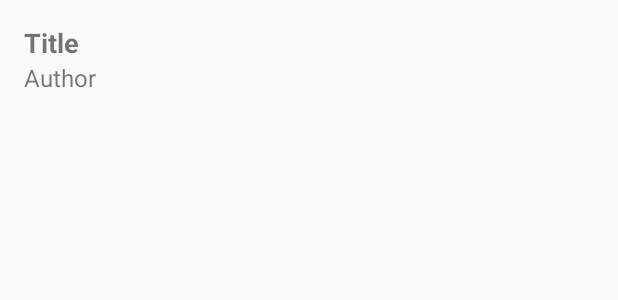
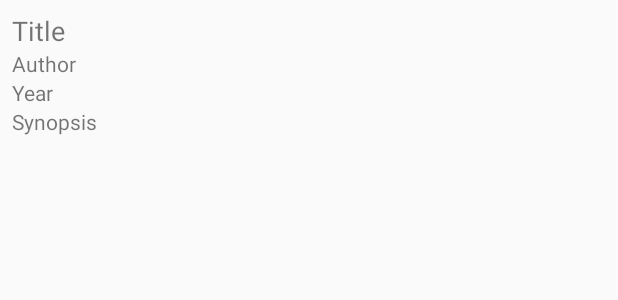
Before and after one commit to pablonso308/NovelManager, an Android app built with Jetpack Compose: the layout item_novel.xml on its own in the app's theme, with its tools: preview values and no code run, on a phone screen of 412 x 824 dp. Shown: the top 300 px of the screen. Run offline under Robolectric (Android 15) with nearby library versions, the phone set to English and light mode, and no system bars.

```diff
--- a/app/src/main/java/com/example/novelmanager/NovelAdapter.kt
+++ b/app/src/main/java/com/example/novelmanager/NovelAdapter.kt
@@ -3,6 +3,7 @@ package com.example.novelmanager
 import android.view.LayoutInflater
 import android.view.View
 import android.view.ViewGroup
+import android.widget.ImageView
 import android.widget.TextView
 import androidx.recyclerview.widget.RecyclerView
 import com.example.novelmanager.database.entidades.Novel
@@ -22,7 +23,7 @@ class NovelAdapter : RecyclerView.Adapter<NovelAdapter.NovelViewHolder>() {
     }
 
     override fun onCreateViewHolder(parent: ViewGroup, viewType: Int): NovelViewHolder {
-        val itemView = LayoutInflater.from(parent.context).inflate(R.layout.novel_item, parent, false)
+        val itemView = LayoutInflater.from(parent.context).inflate(R.layout.item_novel, parent, false)
         return NovelViewHolder(itemView)
     }
 
@@ -46,12 +47,14 @@ class NovelAdapter : RecyclerView.Adapter<NovelAdapter.NovelViewHolder>() {
         private val textViewAuthor: TextView = itemView.findViewById(R.id.textViewAuthor)
         private val textViewYear: TextView = itemView.findViewById(R.id.textViewYear)
         private val textViewSynopsis: TextView = itemView.findViewById(R.id.textViewSynopsis)
+        private val favoriteImageView: ImageView = itemView.findViewById(R.id.imageViewFavorite)
 
         fun bind(novel: Novel) {
             textViewTitle.text = novel.title
             textViewAuthor.text = novel.author
             textViewYear.text = novel.year.toString()
             textViewSynopsis.text = novel.synopsis
+            favoriteImageView.visibility = if (novel.isFavorite) View.VISIBLE else View.GONE
         }
 
         fun showDetails(show: Boolean) {
--- /dev/null
+++ b/app/src/main/res/drawable/ic_star_yellow.xml
@@ -0,0 +1,12 @@
+<?xml version="1.0" encoding="utf-8"?>
+<selector xmlns:android="http://schemas.android.com/apk/res/android">
+    <vector xmlns:android="http://schemas.android.com/apk/res/android"
+        android:width="24dp"
+        android:height="24dp"
+        android:viewportWidth="24"
+        android:viewportHeight="24">
+        <path
+            android:fillColor="#FFD700"
+            android:pathData="M12,17.27L18.18,21l-1.64-7.03L22,9.24l-7.19-.61L12,2 9.19,8.63 2,9.24l5.46,4.73L5.82,21z"/>
+    </vector>
+</selector>
--- a/app/src/main/res/layout/item_novel.xml
+++ b/app/src/main/res/layout/item_novel.xml
@@ -1,23 +1,39 @@
-<?xml version="1.0" encoding="utf-8"?>
+<!-- res/layout/item_novel.xml -->
 <LinearLayout xmlns:android="http://schemas.android.com/apk/res/android"
     android:layout_width="match_parent"
     android:layout_height="wrap_content"
     android:orientation="vertical"
-    android:padding="16dp">
+    android:padding="8dp">
 
     <TextView
         android:id="@+id/textViewTitle"
         android:layout_width="wrap_content"
         android:layout_height="wrap_content"
         android:text="Title"
-        android:textSize="18sp"
-        android:textStyle="bold" />
+        android:textSize="18sp" />
 
     <TextView
         android:id="@+id/textViewAuthor"
         android:layout_width="wrap_content"
         android:layout_height="wrap_content"
-        android:text="Author"
-        android:textSize="16sp" />
+        android:text="Author" />
 
+    <TextView
+        android:id="@+id/textViewYear"
+        android:layout_width="wrap_content"
+        android:layout_height="wrap_content"
+        android:text="Year" />
+
+    <TextView
+        android:id="@+id/textViewSynopsis"
+        android:layout_width="wrap_content"
+        android:layout_height="wrap_content"
+        android:text="Synopsis" />
+
+    <ImageView
+        android:id="@+id/imageViewFavorite"
+        android:layout_width="24dp"
+        android:layout_height="24dp"
+        android:src="@drawable/ic_star_yellow"
+        android:visibility="gone" />
 </LinearLayout>
```
